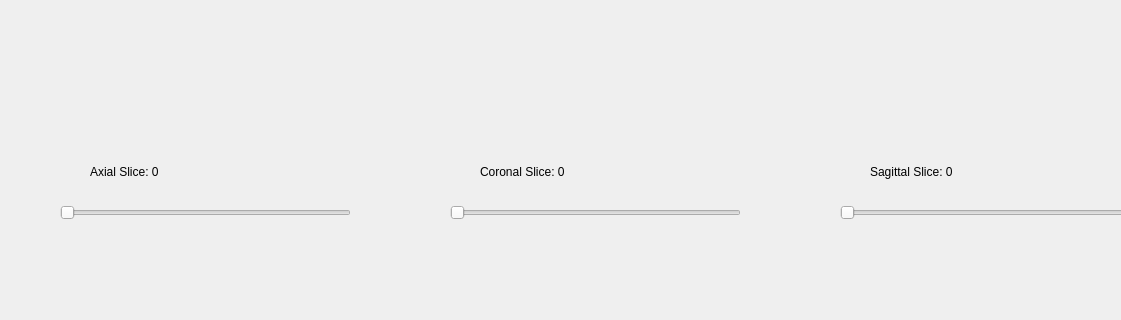
This is dicom_viewer.ui in mrpogaviria/PRYECTO-INFO as Qt 5 draws it before an edit; both pictures show x 0 to 1121 and y 288 to 608 of the 1202 by 608 pixel window. The edited form follows.
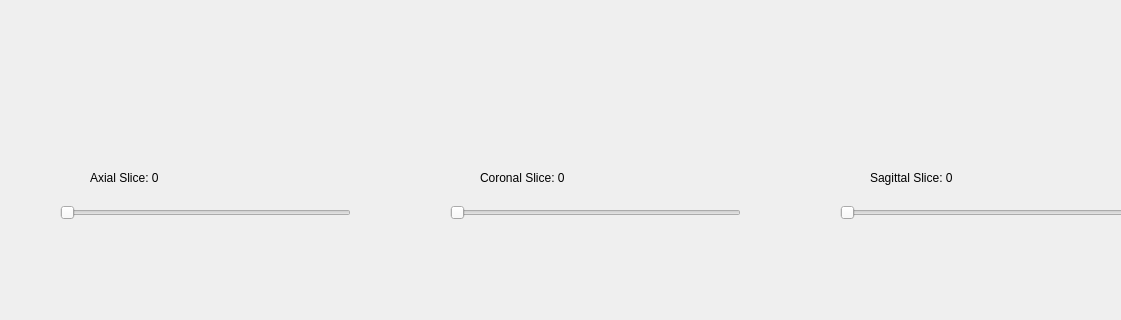
This is the edited form.

The edit to the form file:
```diff
--- a/dicom_viewer.ui
+++ b/dicom_viewer.ui
@@ -13,6 +13,15 @@
   <property name="windowTitle">
    <string>Visualizador de archivos DICOM</string>
   </property>
+  <property name="styleSheet">
+   <string notr="true">background-color: rgb(245, 240, 255);
+
+QWidget {
+    font-family: 'Sans Serif';
+    font-size: 12pt;
+    background-color: #f5f0ff;
+}</string>
+  </property>
   <widget class="QWidget" name="centralwidget">
    <widget class="QWidget" name="horizontalLayoutWidget">
     <property name="geometry">
@@ -59,10 +68,13 @@
          <rect>
           <x>70</x>
           <y>430</y>
-          <width>81</width>
-          <height>20</height>
+          <width>161</width>
+          <height>31</height>
          </rect>
         </property>
+        <property name="styleSheet">
+         <string notr="true">font: 9pt &quot;Sans Serif Collection&quot;;</string>
+        </property>
         <property name="text">
          <string>Axial Slice: 0</string>
         </property>
@@ -116,10 +128,13 @@
          <rect>
           <x>70</x>
           <y>430</y>
-          <width>111</width>
-          <height>20</height>
+          <width>151</width>
+          <height>31</height>
          </rect>
         </property>
+        <property name="styleSheet">
+         <string notr="true">font: 9pt &quot;Sans Serif Collection&quot;;</string>
+        </property>
         <property name="text">
          <string>Coronal Slice: 0</string>
         </property>
@@ -173,10 +188,13 @@
          <rect>
           <x>70</x>
           <y>430</y>
-          <width>131</width>
-          <height>20</height>
+          <width>171</width>
+          <height>31</height>
          </rect>
         </property>
+        <property name="styleSheet">
+         <string notr="true">font: 9pt &quot;Sans Serif Collection&quot;;</string>
+        </property>
         <property name="text">
          <string>Sagittal Slice: 0</string>
         </property>
```
